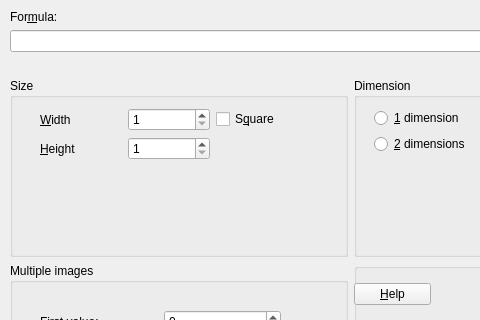
First picture: the form in cpp/ui/formula_dialog.ui, repository magister-ludi/eigenbroetler, before the edit; both pictures show x 0 to 480 and y 0 to 320 of the 702 by 455 pixel window.
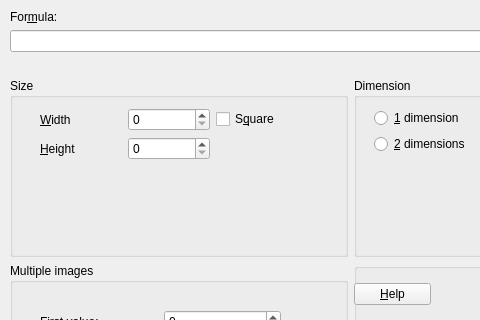
Second picture: the form after the edit.

Diff of the .ui file:
```diff
--- a/cpp/ui/formula_dialog.ui
+++ b/cpp/ui/formula_dialog.ui
@@ -109,12 +109,6 @@
               <property name="inputMethodHints">
                <set>Qt::ImhDigitsOnly</set>
               </property>
-              <property name="minimum">
-               <number>1</number>
-              </property>
-              <property name="maximum">
-               <number>99999</number>
-              </property>
              </widget>
             </item>
             <item row="1" column="0">
@@ -132,12 +126,6 @@
               <property name="inputMethodHints">
                <set>Qt::ImhDigitsOnly</set>
               </property>
-              <property name="minimum">
-               <number>1</number>
-              </property>
-              <property name="maximum">
-               <number>99999</number>
-              </property>
              </widget>
             </item>
            </layout>
```
